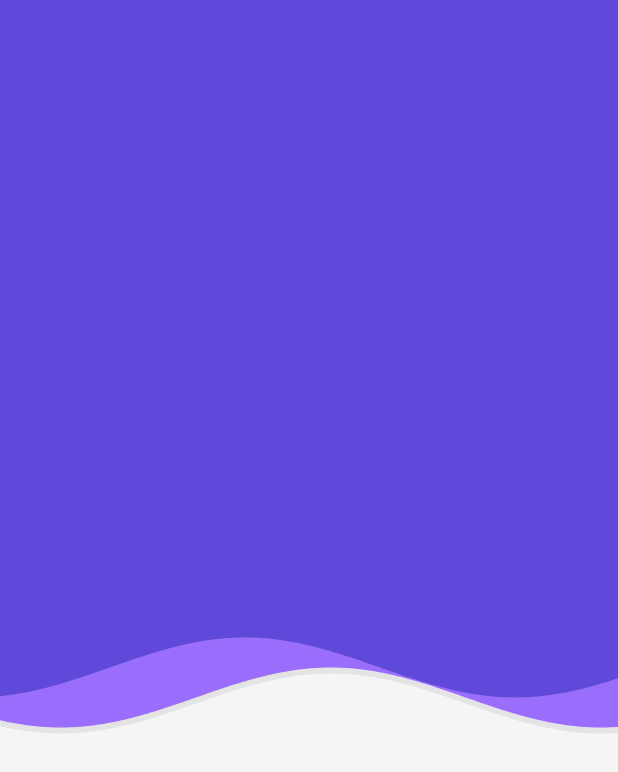
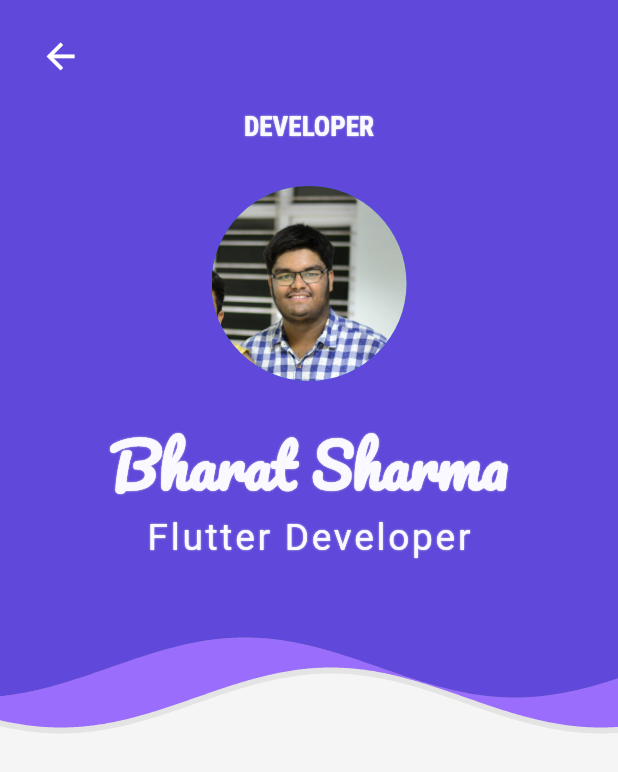
Before and after one commit to bharat-1809/Unito, a Flutter app: the MenuScreen screen opened directly, on a phone screen of 412 x 824 dp. Shown: the top 772 px of the screen. Run offline on Flutter 3.47's test engine with Material 2 defaults, Android fonts, the phone set to English and light mode, and no system bars; our stand-ins replace device_preview, page_transition.

Commit message:
Refactoring and Bug fixes

```diff
--- a/unit_converter_app/lib/component/unitCon_Logic.dart
+++ b/unit_converter_app/lib/component/unitCon_Logic.dart
@@ -135,8 +135,9 @@ class _UnitConFgUIState extends State<UnitConFgUI> {
 
   @override
   Widget build(BuildContext context) {
-    final _fontSize =
-        0.02445997458703939087 * MediaQuery.of(context).size.height;
+    final _height = MediaQuery.of(context).size.height;
+    final _width = MediaQuery.of(context).size.width;
+    final _fontSize = 0.02445997458703939087 * _height;
 
     final _inputTextTheme = Theme.of(context).textTheme.headline.copyWith(
       fontSize: _fontSize,
@@ -274,18 +275,22 @@ class _UnitConFgUIState extends State<UnitConFgUI> {
                   shadowColor: _materialShadowColor,
                   borderRadius: _borderRadius,
                   child: InputDecorator(
-                    textAlign: TextAlign.end,
-                    isFocused: false,
-                    child: Text(
-                      _convertedValue,
-                      style: _inputTextTheme,
+                    child: Container(
+                      // height: 50,
+                      child: Text(
+                        _convertedValue,
+                        style: _inputTextTheme,
+                      ),
                     ),
                     decoration: InputDecoration(
                       labelText: 'Output',
                       labelStyle: _inputTextTheme,
                       enabledBorder: _outlineBorder,
-                      contentPadding:
-                          EdgeInsets.symmetric(horizontal: 20.0, vertical: 30),
+                      contentPadding: EdgeInsets.fromLTRB(
+                          0.02223634053367217351 * _height, // 20
+                          0.05203176620076239041 * _height, // 45
+                          0.02223634053367217351 * _height, // 20
+                          0), //0.00555908513341804338 * _height), //  5
                     ),
                   ),
                 ),
--- a/unit_converter_app/lib/screens/category_screen.dart
+++ b/unit_converter_app/lib/screens/category_screen.dart
@@ -5,7 +5,7 @@ import 'package:page_transition/page_transition.dart';
 import 'package:unitconverterapp/component/category.dart';
 import 'package:unitconverterapp/component/category_tile.dart';
 import 'package:unitconverterapp/component/unit.dart';
-import 'package:unitconverterapp/screens/menu.dart';
+import 'package:unitconverterapp/screens/menu_screen.dart';
 import 'package:unitconverterapp/theme/themeChanger.dart';
 import 'package:provider/provider.dart';
 import 'package:unitconverterapp/theme/themes.dart';
--- a/unit_converter_app/lib/screens/menu.dart
+++ /dev/null
@@ -1,31 +0,0 @@
-import 'package:flutter/material.dart';
-import 'package:unitconverterapp/component/menuBgUI.dart';
-
-class MenuScreen extends StatefulWidget {
-  @override
-  _MenuScreenState createState() => _MenuScreenState();
-}
-
-class _MenuScreenState extends State<MenuScreen> {
-  @override
-  Widget build(BuildContext context) {
-    return Container(
-      color: Theme.of(context).focusColor,
-      child: SafeArea(
-        child: Container(
-          child: Column(
-            children: [
-              Expanded(
-                child: Stack(
-                  children: <Widget>[
-                    MenuBgUI(),
-                  ],
-                ),
-              ),
-            ],
-          ),
-        ),
-      ),
-    );
-  }
-}
--- /dev/null
+++ b/unit_converter_app/lib/screens/menu_screen.dart
@@ -0,0 +1,102 @@
+import 'package:flutter/material.dart';
+import 'package:unitconverterapp/component/menuBgUI.dart';
+
+class MenuScreen extends StatefulWidget {
+  @override
+  _MenuScreenState createState() => _MenuScreenState();
+}
+
+class _MenuScreenState extends State<MenuScreen> {
+  @override
+  Widget build(BuildContext context) {
+    final _height = MediaQuery.of(context).size.height;
+    final _width = MediaQuery.of(context).size.width;
+    Widget _buildMenuContent() {
+      return Container(
+        height: _height,
+        width: _width,
+        color: Colors.transparent,
+        child: Column(
+          mainAxisAlignment: MainAxisAlignment.start,
+          children: <Widget>[
+            SizedBox(
+              height: _height / 60,
+            ),
+            Row(
+              mainAxisAlignment: MainAxisAlignment.start,
+              children: <Widget>[
+                SizedBox(width: _height / 50),
+                IconButton(
+                  highlightColor: Colors.transparent,
+                  splashColor: Colors.transparent,
+                  icon: Icon(
+                    Icons.arrow_back,
+                    size: 0.03335451080050826027 * _height,
+                    color: Colors.white,
+                  ),
+                  onPressed: () {
+                    Navigator.of(context).pop();
+                  },
+                ),
+              ],
+            ),
+            SizedBox(height: _height / 70),
+            Text(
+              'DEVELOPER',
+              style: Theme.of(context).textTheme.title.copyWith(
+                    fontSize: 0.022 * _height,
+                    fontWeight: FontWeight.w600,
+                  ),
+            ),
+            SizedBox(height: _height / 28),
+            CircleAvatar(
+              backgroundImage: AssetImage('assets/images/bs.jpg'),
+              radius: (_height / _width) * 32.5,
+            ),
+            SizedBox(height: _height / 40),
+            Text(
+              'Bharat Sharma',
+              softWrap: true,
+              style: Theme.of(context).textTheme.title.copyWith(
+                    fontSize: 0.048 * _height,
+                    fontFamily: 'Pacifico',
+                  ),
+            ),
+            Text(
+              'Flutter Developer',
+              style: Theme.of(context).textTheme.title.copyWith(
+                    fontSize: 0.030 * _height,
+                    fontFamily: 'Roboto',
+                    fontWeight: FontWeight.w300,
+                    letterSpacing: 1.8,
+                  ),
+              softWrap: true,
+            ),
+          ],
+        ),
+      );
+    }
+
+    return Scaffold(
+      body: Container(
+        color: Theme.of(context).focusColor,
+        child: SafeArea(
+          child: Container(
+            child: Column(
+              children: [
+                Expanded(
+                  child: Stack(
+                    children: <Widget>[
+                      MenuBgUI(),
+                      _buildMenuContent(),
+                    ],
+                  ),
+                ),
+              ],
+            ),
+          ),
+        ),
+      ),
+    );
+  }
+}
--- a/unit_converter_app/lib/screens/unit_screen.dart
+++ b/unit_converter_app/lib/screens/unit_screen.dart
@@ -3,7 +3,7 @@ import 'package:page_transition/page_transition.dart';
 import 'package:unitconverterapp/component/category.dart';
 import 'package:unitconverterapp/component/unitCon_Logic.dart';
 import 'package:unitconverterapp/component/unit_UI.dart';
-import 'package:unitconverterapp/screens/menu.dart';
+import 'package:unitconverterapp/screens/menu_screen.dart';
 
 /// Unit Converter Page.
 /// Builds the Unit Converter Page
```
